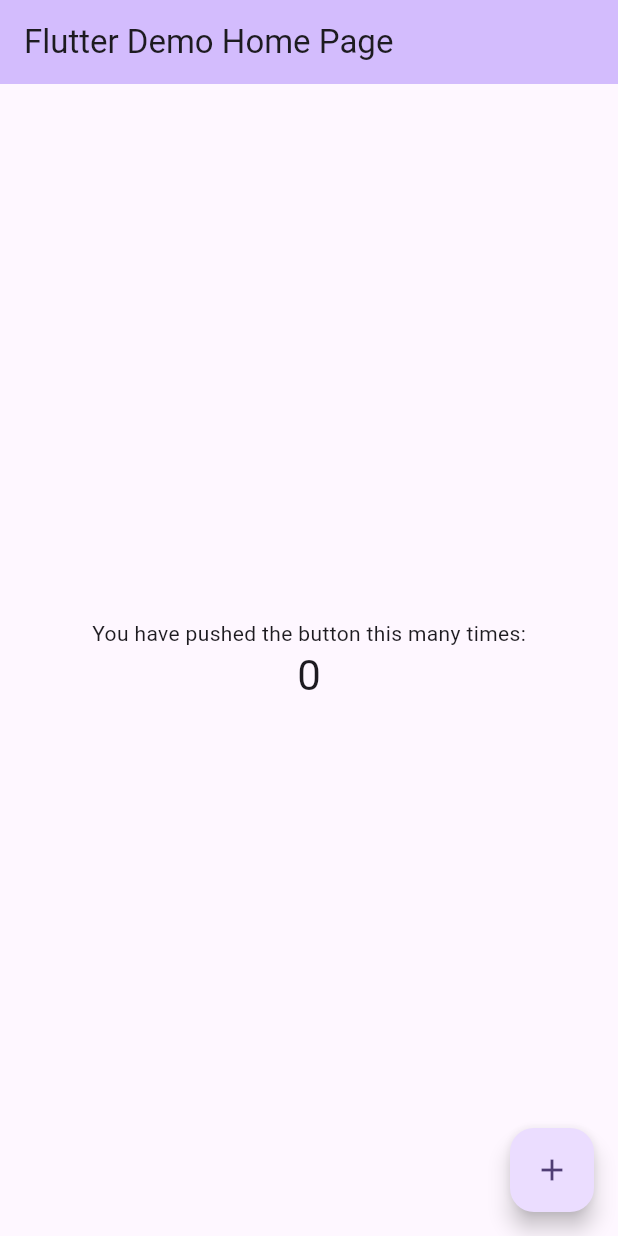
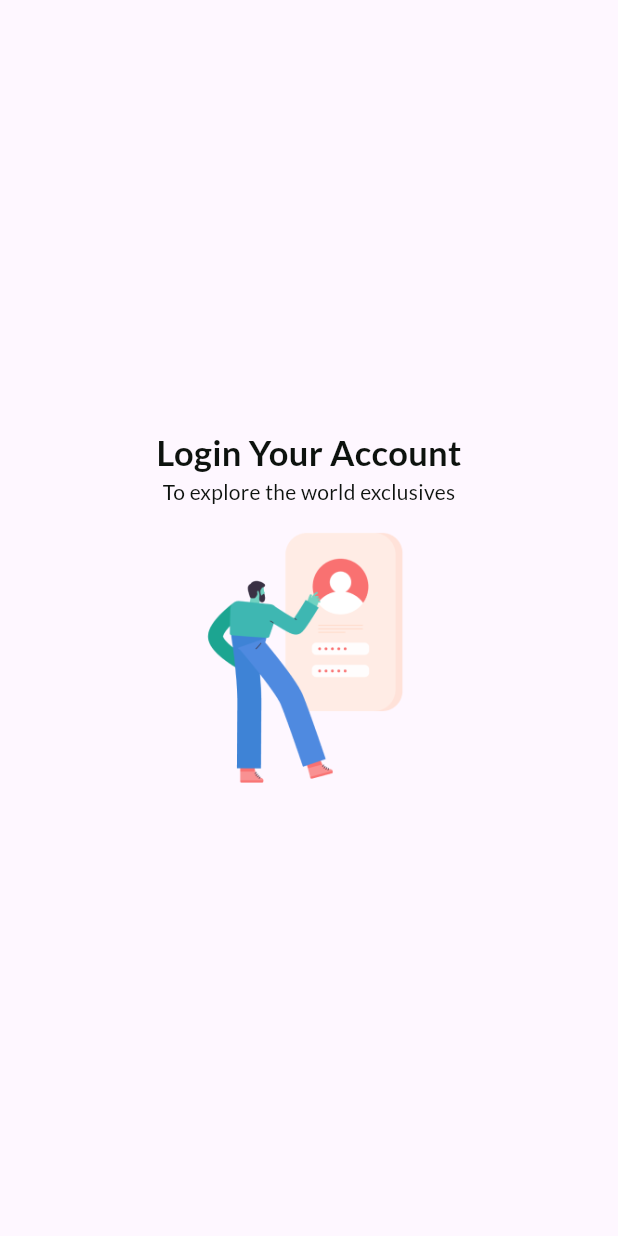
Before and after one commit to justicenyaga/mac-store-app, a Flutter app: the screen it shows after launch, on a phone screen of 412 x 824 dp. Run offline on Flutter 3.47's test engine with Material 3 defaults, Android fonts, the phone set to English and light mode, and no system bars; our stand-ins replace google_fonts.

Commit message:
setup login screen

```diff
--- a/lib/main.dart
+++ b/lib/main.dart
@@ -1,4 +1,5 @@
 import 'package:flutter/material.dart';
+import 'package:mac_store_app/views/screens/authentication_screens/login_screen.dart';
 
 void main() {
   runApp(const MyApp());
@@ -7,119 +8,15 @@
 class MyApp extends StatelessWidget {
   const MyApp({super.key});
 
-  // This widget is the root of your application.
   @override
   Widget build(BuildContext context) {
     return MaterialApp(
       title: 'Flutter Demo',
       theme: ThemeData(
-        // This is the theme of your application.
-        //
-        // TRY THIS: Try running your application with "flutter run". You'll see
-        // the application has a purple toolbar. Then, without quitting the app,
-        // try changing the seedColor in the colorScheme below to Colors.green
-        // and then invoke "hot reload" (save your changes or press the "hot
-        // reload" button in a Flutter-supported IDE, or press "r" if you used
-        // the command line to start the app).
-        //
-        // Notice that the counter didn't reset back to zero; the application
-        // state is not lost during the reload. To reset the state, use hot
-        // restart instead.
-        //
-        // This works for code too, not just values: Most code changes can be
-        // tested with just a hot reload.
         colorScheme: ColorScheme.fromSeed(seedColor: Colors.deepPurple),
         useMaterial3: true,
       ),
-      home: const MyHomePage(title: 'Flutter Demo Home Page'),
+      home: const LoginScreen(),
     );
   }
 }
-
-class MyHomePage extends StatefulWidget {
-  const MyHomePage({super.key, required this.title});
-
-  // This widget is the home page of your application. It is stateful, meaning
-  // that it has a State object (defined below) that contains fields that affect
-  // how it looks.
-
-  // This class is the configuration for the state. It holds the values (in this
-  // case the title) provided by the parent (in this case the App widget) and
-  // used by the build method of the State. Fields in a Widget subclass are
-  // always marked "final".
-
-  final String title;
-
-  @override
-  State<MyHomePage> createState() => _MyHomePageState();
-}
-
-class _MyHomePageState extends State<MyHomePage> {
-  int _counter = 0;
-
-  void _incrementCounter() {
-    setState(() {
-      // This call to setState tells the Flutter framework that something has
-      // changed in this State, which causes it to rerun the build method below
-      // so that the display can reflect the updated values. If we changed
-      // _counter without calling setState(), then the build method would not be
-      // called again, and so nothing would appear to happen.
-      _counter++;
-    });
-  }
-
-  @override
-  Widget build(BuildContext context) {
-    // This method is rerun every time setState is called, for instance as done
-    // by the _incrementCounter method above.
-    //
-    // The Flutter framework has been optimized to make rerunning build methods
-    // fast, so that you can just rebuild anything that needs updating rather
-    // than having to individually change instances of widgets.
-    return Scaffold(
-      appBar: AppBar(
-        // TRY THIS: Try changing the color here to a specific color (to
-        // Colors.amber, perhaps?) and trigger a hot reload to see the AppBar
-        // change color while the other colors stay the same.
-        backgroundColor: Theme.of(context).colorScheme.inversePrimary,
-        // Here we take the value from the MyHomePage object that was created by
-        // the App.build method, and use it to set our appbar title.
-        title: Text(widget.title),
-      ),
-      body: Center(
-        // Center is a layout widget. It takes a single child and positions it
-        // in the middle of the parent.
-        child: Column(
-          // Column is also a layout widget. It takes a list of children and
-          // arranges them vertically. By default, it sizes itself to fit its
-          // children horizontally, and tries to be as tall as its parent.
-          //
-          // Column has various properties to control how it sizes itself and
-          // how it positions its children. Here we use mainAxisAlignment to
-          // center the children vertically; the main axis here is the vertical
-          // axis because Columns are vertical (the cross axis would be
-          // horizontal).
-          //
-          // TRY THIS: Invoke "debug painting" (choose the "Toggle Debug Paint"
-          // action in the IDE, or press "p" in the console), to see the
-          // wireframe for each widget.
-          mainAxisAlignment: MainAxisAlignment.center,
-          children: <Widget>[
-            const Text(
-              'You have pushed the button this many times:',
-            ),
-            Text(
-              '$_counter',
-              style: Theme.of(context).textTheme.headlineMedium,
-            ),
-          ],
-        ),
-      ),
-      floatingActionButton: FloatingActionButton(
-        onPressed: _incrementCounter,
-        tooltip: 'Increment',
-        child: const Icon(Icons.add),
-      ), // This trailing comma makes auto-formatting nicer for build methods.
-    );
-  }
-}
--- /dev/null
+++ b/lib/views/screens/authentication_screens/login_screen.dart
@@ -0,0 +1,43 @@
+import 'package:flutter/material.dart';
+import 'package:google_fonts/google_fonts.dart';
+
+class LoginScreen extends StatelessWidget {
+  const LoginScreen({super.key});
+
+  @override
+  Widget build(BuildContext context) {
+    return Scaffold(
+      body: Center(
+        child: Column(
+          mainAxisAlignment: MainAxisAlignment.center,
+          children: [
+            Text(
+              "Login Your Account",
+              style: GoogleFonts.getFont(
+                "Lato",
+                color: const Color(0xFF0d120E),
+                fontWeight: FontWeight.bold,
+                letterSpacing: 0.2,
+                fontSize: 23,
+              ),
+            ),
+            Text(
+              "To explore the world exclusives",
+              style: GoogleFonts.getFont(
+                "Lato",
+                color: const Color(0xFF0d120E),
+                fontSize: 14,
+                letterSpacing: 0.2,
+              ),
+            ),
+            Image.asset(
+              "assets/images/Illustration.png",
+              width: 200,
+              height: 200,
+            )
+          ],
+        ),
+      ),
+    );
+  }
+}
--- a/pubspec.yaml
+++ b/pubspec.yaml
@@ -34,6 +34,7 @@
   # The following adds the Cupertino Icons font to your application.
   # Use with the CupertinoIcons class for iOS style icons.
   cupertino_icons: ^1.0.6
+  google_fonts: ^6.2.1
 
 dev_dependencies:
   flutter_test:
```
Also changed, not shown: pubspec.lock, 1 other file.
